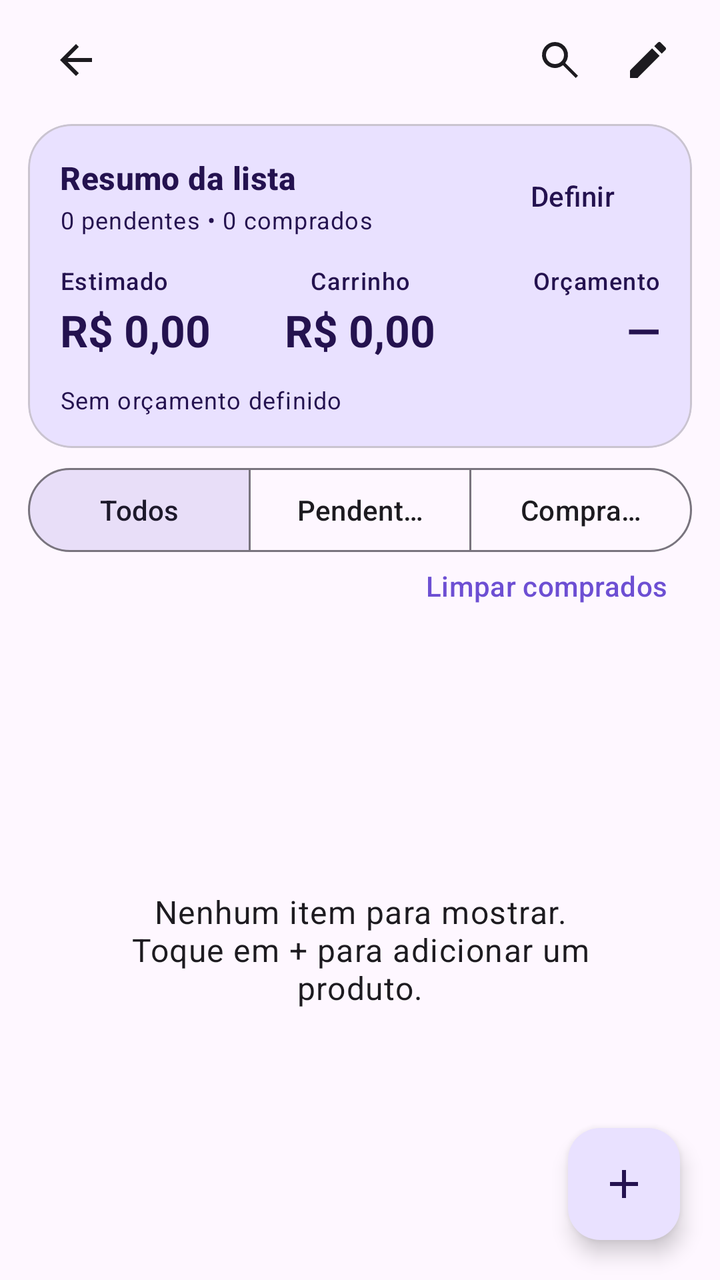
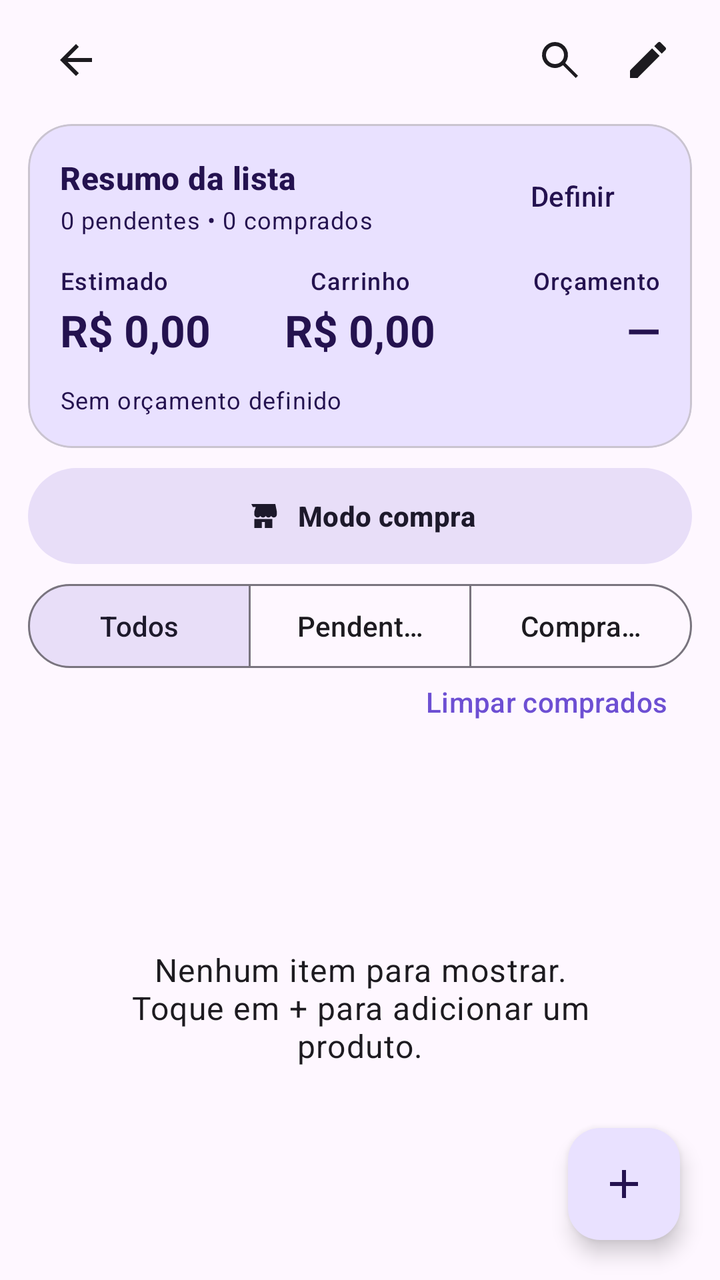

An Android layout rendered at two revisions. The XML below is the earlier revision; the diff shows what the commit changed to produce the second picture.
<!-- AndroidManifest.xml: application theme Theme.ListaMercado -->
<!-- res/layout/activity_list_detail.xml -->
<?xml version="1.0" encoding="utf-8"?>
<androidx.coordinatorlayout.widget.CoordinatorLayout xmlns:android="http://schemas.android.com/apk/res/android"
    xmlns:app="http://schemas.android.com/apk/res-auto"
    android:id="@+id/rootDetail"
    android:layout_width="match_parent"
    android:layout_height="match_parent"
    android:background="?attr/colorSurface">

    <LinearLayout
        android:layout_width="match_parent"
        android:layout_height="match_parent"
        android:orientation="vertical"
        android:paddingStart="14dp"
        android:paddingTop="6dp"
        android:paddingEnd="14dp">

        <LinearLayout
            android:layout_width="match_parent"
            android:layout_height="wrap_content"
            android:gravity="center_vertical"
            android:orientation="horizontal">

            <ImageButton
                android:id="@+id/buttonBack"
                android:layout_width="48dp"
                android:layout_height="48dp"
                android:background="?attr/selectableItemBackgroundBorderless"
                android:contentDescription="Voltar"
                android:padding="12dp"
                android:src="@drawable/ic_back"
                android:tint="?attr/colorOnSurface" />

            <TextView
                android:id="@+id/textListTitle"
                android:layout_width="0dp"
                android:layout_height="wrap_content"
                android:layout_weight="1"
                android:ellipsize="end"
                android:maxLines="1"
                android:textAppearance="@style/TextAppearance.Material3.HeadlineSmall"
                android:textStyle="bold" />

            <ImageButton
                android:id="@+id/buttonSearchItems"
                android:layout_width="44dp"
                android:layout_height="44dp"
                android:background="?attr/selectableItemBackgroundBorderless"
                android:contentDescription="Pesquisar itens"
                android:padding="10dp"
                android:src="@drawable/ic_search"
                android:tint="?attr/colorOnSurface" />

            <ImageButton
                android:id="@+id/buttonRenameList"
                android:layout_width="44dp"
                android:layout_height="44dp"
                android:background="?attr/selectableItemBackgroundBorderless"
                android:contentDescription="Renomear lista"
                android:padding="10dp"
                android:src="@drawable/ic_edit"
                android:tint="?attr/colorOnSurface" />
        </LinearLayout>

        <com.google.android.material.textfield.TextInputLayout
            android:id="@+id/layoutSearchItems"
            style="@style/Widget.Material3.TextInputLayout.FilledBox"
            android:layout_width="match_parent"
            android:layout_height="wrap_content"
            android:layout_marginTop="4dp"
            android:hint="Buscar item ou categoria"
            android:visibility="gone"
            app:boxBackgroundColor="?attr/colorSurfaceVariant"
            app:boxCornerRadiusBottomEnd="18dp"
            app:boxCornerRadiusBottomStart="18dp"
            app:boxCornerRadiusTopEnd="18dp"
            app:boxCornerRadiusTopStart="18dp"
            app:boxStrokeWidth="0dp"
            app:boxStrokeWidthFocused="0dp"
            app:endIconMode="clear_text"
            app:startIconDrawable="@drawable/ic_search">

            <com.google.android.material.textfield.TextInputEditText
                android:id="@+id/inputSearchItems"
                android:layout_width="match_parent"
                android:layout_height="wrap_content"
                android:imeOptions="actionDone"
                android:inputType="text"
                android:maxLines="1" />
        </com.google.android.material.textfield.TextInputLayout>

        <com.google.android.material.card.MaterialCardView
            android:layout_width="match_parent"
            android:layout_height="wrap_content"
            android:layout_marginTop="8dp"
            app:cardBackgroundColor="?attr/colorPrimaryContainer"
            app:cardCornerRadius="22dp"
            app:cardElevation="0dp">

            <LinearLayout
                android:layout_width="match_parent"
                android:layout_height="wrap_content"
                android:orientation="vertical"
                android:padding="16dp">

                <LinearLayout
                    android:layout_width="match_parent"
                    android:layout_height="wrap_content"
                    android:gravity="center_vertical"
                    android:orientation="horizontal">

                    <LinearLayout
                        android:layout_width="0dp"
                        android:layout_height="wrap_content"
                        android:layout_weight="1"
                        android:orientation="vertical">

                        <TextView
                            android:id="@+id/textListSummary"
                            android:layout_width="wrap_content"
                            android:layout_height="wrap_content"
                            android:text="Resumo da lista"
                            android:textAppearance="@style/TextAppearance.Material3.TitleMedium"
                            android:textColor="?attr/colorOnPrimaryContainer"
                            android:textStyle="bold" />

                        <TextView
                            android:id="@+id/textPurchaseStatus"
                            android:layout_width="wrap_content"
                            android:layout_height="wrap_content"
                            android:layout_marginTop="2dp"
                            android:text="0 pendentes • 0 comprados"
                            android:textAppearance="@style/TextAppearance.Material3.BodySmall"
                            android:textColor="?attr/colorOnPrimaryContainer" />
                    </LinearLayout>

                    <com.google.android.material.button.MaterialButton
                        android:id="@+id/buttonBudget"
                        style="@style/Widget.Material3.Button.TextButton"
                        android:layout_width="wrap_content"
                        android:layout_height="36dp"
                        android:insetTop="0dp"
                        android:insetBottom="0dp"
                        android:minHeight="0dp"
                        android:text="Definir"
                        android:textColor="?attr/colorOnPrimaryContainer" />
                </LinearLayout>

                <LinearLayout
                    android:layout_width="match_parent"
                    android:layout_height="wrap_content"
                    android:layout_marginTop="14dp"
                    android:orientation="horizontal">

                    <LinearLayout
                        android:layout_width="0dp"
                        android:layout_height="wrap_content"
                        android:layout_weight="1"
                        android:orientation="vertical">
                        <TextView
                            android:layout_width="wrap_content"
                            android:layout_height="wrap_content"
                            android:text="Estimado"
                            android:textAppearance="@style/TextAppearance.Material3.LabelMedium"
                            android:textColor="?attr/colorOnPrimaryContainer" />
                        <TextView
                            android:id="@+id/textEstimatedTotal"
                            android:layout_width="wrap_content"
                            android:layout_height="wrap_content"
                            android:layout_marginTop="2dp"
                            android:text="R$ 0,00"
                            android:textAppearance="@style/TextAppearance.Material3.TitleLarge"
                            android:textColor="?attr/colorOnPrimaryContainer"
                            android:textStyle="bold" />
                    </LinearLayout>

                    <LinearLayout
                        android:layout_width="0dp"
                        android:layout_height="wrap_content"
                        android:layout_weight="1"
                        android:gravity="center_horizontal"
                        android:orientation="vertical">
                        <TextView
                            android:layout_width="wrap_content"
                            android:layout_height="wrap_content"
                            android:text="Carrinho"
                            android:textAppearance="@style/TextAppearance.Material3.LabelMedium"
                            android:textColor="?attr/colorOnPrimaryContainer" />
                        <TextView
                            android:id="@+id/textCartTotal"
                            android:layout_width="wrap_content"
                            android:layout_height="wrap_content"
                            android:layout_marginTop="2dp"
                            android:text="R$ 0,00"
                            android:textAppearance="@style/TextAppearance.Material3.TitleLarge"
                            android:textColor="?attr/colorOnPrimaryContainer"
                            android:textStyle="bold" />
                    </LinearLayout>

                    <LinearLayout
                        android:layout_width="0dp"
                        android:layout_height="wrap_content"
                        android:layout_weight="1"
                        android:gravity="end"
                        android:orientation="vertical">
                        <TextView
                            android:id="@+id/textBudgetRemainingLabel"
                            android:layout_width="wrap_content"
                            android:layout_height="wrap_content"
                            android:text="Orçamento"
                            android:textAppearance="@style/TextAppearance.Material3.LabelMedium"
                            android:textColor="?attr/colorOnPrimaryContainer" />
                        <TextView
                            android:id="@+id/textBudgetRemaining"
                            android:layout_width="wrap_content"
                            android:layout_height="wrap_content"
                            android:layout_marginTop="2dp"
                            android:text="—"
                            android:textAppearance="@style/TextAppearance.Material3.TitleLarge"
                            android:textColor="?attr/colorOnPrimaryContainer"
                            android:textStyle="bold" />
                    </LinearLayout>
                </LinearLayout>

                <TextView
                    android:id="@+id/textBudgetStatus"
                    android:layout_width="match_parent"
                    android:layout_height="wrap_content"
                    android:layout_marginTop="12dp"
                    android:text="Sem orçamento definido"
                    android:textAppearance="@style/TextAppearance.Material3.BodySmall"
                    android:textColor="?attr/colorOnPrimaryContainer" />

                <com.google.android.material.progressindicator.LinearProgressIndicator
                    android:id="@+id/progressBudget"
                    android:layout_width="match_parent"
                    android:layout_height="wrap_content"
                    android:layout_marginTop="7dp"
                    android:max="100"
                    android:visibility="gone"
                    app:indicatorColor="?attr/colorOnPrimaryContainer"
                    app:trackColor="?attr/colorSurfaceVariant"
                    app:trackCornerRadius="4dp"
                    app:trackThickness="6dp" />
            </LinearLayout>
        </com.google.android.material.card.MaterialCardView>

        <com.google.android.material.button.MaterialButtonToggleGroup
            android:id="@+id/groupFilters"
            android:layout_width="match_parent"
            android:layout_height="42dp"
            android:layout_marginTop="10dp"
            app:checkedButton="@id/buttonAll"
            app:selectionRequired="true"
            app:singleSelection="true">

            <com.google.android.material.button.MaterialButton
                android:id="@+id/buttonAll"
                style="@style/Widget.Material3.Button.OutlinedButton"
                android:layout_width="0dp"
                android:layout_height="42dp"
                android:layout_weight="1"
                android:insetTop="0dp"
                android:insetBottom="0dp"
                android:minHeight="0dp"
                android:text="Todos" />

            <com.google.android.material.button.MaterialButton
                android:id="@+id/buttonPending"
                style="@style/Widget.Material3.Button.OutlinedButton"
                android:layout_width="0dp"
                android:layout_height="42dp"
                android:layout_weight="1"
                android:insetTop="0dp"
                android:insetBottom="0dp"
                android:minHeight="0dp"
                android:text="Pendentes" />

            <com.google.android.material.button.MaterialButton
                android:id="@+id/buttonPurchased"
                style="@style/Widget.Material3.Button.OutlinedButton"
                android:layout_width="0dp"
                android:layout_height="42dp"
                android:layout_weight="1"
                android:insetTop="0dp"
                android:insetBottom="0dp"
                android:minHeight="0dp"
                android:text="Comprados" />
        </com.google.android.material.button.MaterialButtonToggleGroup>

        <com.google.android.material.button.MaterialButton
            android:id="@+id/buttonClearPurchased"
            style="@style/Widget.Material3.Button.TextButton"
            android:layout_width="wrap_content"
            android:layout_height="34dp"
            android:layout_gravity="end"
            android:insetTop="0dp"
            android:insetBottom="0dp"
            android:minHeight="0dp"
            android:text="Limpar comprados" />

        <FrameLayout
            android:layout_width="match_parent"
            android:layout_height="0dp"
            android:layout_weight="1">

            <androidx.recyclerview.widget.RecyclerView
                android:id="@+id/recyclerItems"
                android:layout_width="match_parent"
                android:layout_height="match_parent"
                android:clipToPadding="false"
                android:paddingBottom="88dp" />

            <TextView
                android:id="@+id/textEmptyItems"
                android:layout_width="match_parent"
                android:layout_height="wrap_content"
                android:layout_gravity="center"
                android:gravity="center"
                android:padding="32dp"
                android:text="Nenhum item para mostrar.\nToque em + para adicionar um produto."
                android:textAppearance="@style/TextAppearance.Material3.BodyLarge" />
        </FrameLayout>
    </LinearLayout>

    <com.google.android.material.floatingactionbutton.FloatingActionButton
        android:id="@+id/fabAddItem"
        android:layout_width="wrap_content"
        android:layout_height="wrap_content"
        android:layout_gravity="bottom|end"
        android:layout_margin="20dp"
        android:contentDescription="Adicionar item"
        app:srcCompat="@drawable/ic_add" />
</androidx.coordinatorlayout.widget.CoordinatorLayout>
<!-- resources referenced by this layout -->
<resources>
  <!-- drawable ic_add (drawable) -->
  <vector xmlns:android="http://schemas.android.com/apk/res/android" android:width="24dp" android:height="24dp" android:viewportWidth="24" android:viewportHeight="24">
      <path android:fillColor="@android:color/white" android:pathData="M19,13h-6v6h-2v-6H5v-2h6V5h2v6h6v2z" />
  </vector>
  <!-- drawable ic_back (drawable) -->
  <vector xmlns:android="http://schemas.android.com/apk/res/android" android:width="24dp" android:height="24dp" android:viewportWidth="24" android:viewportHeight="24">
      <path android:fillColor="?attr/colorOnSurface" android:pathData="M20,11H7.83l5.59,-5.59L12,4l-8,8 8,8 1.42,-1.41L7.83,13H20v-2z" />
  </vector>
  <!-- drawable ic_edit (drawable) -->
  <vector xmlns:android="http://schemas.android.com/apk/res/android" android:width="24dp" android:height="24dp" android:viewportWidth="24" android:viewportHeight="24">
      <path android:fillColor="?attr/colorOnSurface" android:pathData="M3,17.25V21h3.75L17.81,9.94l-3.75,-3.75L3,17.25zM20.71,7.04c0.39,-0.39 0.39,-1.02 0,-1.41l-2.34,-2.34a0.9959,0.9959 0,0 0,-1.41,0l-1.83,1.83 3.75,3.75 1.83,-1.83z" />
  </vector>
  <!-- drawable ic_search (drawable) -->
  <vector xmlns:android="http://schemas.android.com/apk/res/android"
      android:width="24dp"
      android:height="24dp"
      android:viewportWidth="24"
      android:viewportHeight="24">
      <path
          android:fillColor="#FF000000"
          android:pathData="M9.5,3a6.5,6.5 0,1 0,3.98 11.64L19.85,21 21,19.85l-6.36,-6.37A6.5,6.5 0,0 0,9.5,3zM9.5,5a4.5,4.5 0,1 1,0 9,4.5 4.5,0 0,1 0,-9z" />
  </vector>
  <style name="Theme.ListaMercado" parent="Theme.Material3.DayNight.NoActionBar">
          <item name="colorPrimary">@color/primary</item>
          <item name="colorOnPrimary">@color/on_primary</item>
          <item name="colorPrimaryContainer">@color/primary_container</item>
          <item name="colorOnPrimaryContainer">@color/on_primary_container</item>
          <item name="colorSecondary">@color/secondary</item>
          <item name="colorOnSecondary">@color/on_secondary</item>
          <item name="colorSecondaryContainer">@color/secondary_container</item>
          <item name="colorOnSecondaryContainer">@color/on_secondary_container</item>
          <item name="android:navigationBarColor">?attr/colorSurface</item>
          <item name="android:statusBarColor">?attr/colorSurface</item>
          <item name="android:windowLightStatusBar" tools:targetApi="m">true</item>
      </style>
  <color name="primary">#6D4FD3</color>
  <color name="on_primary">#FFFFFF</color>
  <color name="primary_container">#E9E1FF</color>
  <color name="on_primary_container">#24124F</color>
  <color name="secondary">#625B71</color>
  <color name="on_secondary">#FFFFFF</color>
  <color name="secondary_container">#E8DEF8</color>
  <color name="on_secondary_container">#1D192B</color>
</resources>

<!-- the commit's change to res/layout/activity_list_detail.xml (unified diff, before → after) -->
@@ -244,6 +244,19 @@
             </LinearLayout>
         </com.google.android.material.card.MaterialCardView>
 
+        <com.google.android.material.button.MaterialButton
+            android:id="@+id/buttonPurchaseMode"
+            style="@style/Widget.Material3.Button.TonalButton"
+            android:layout_width="match_parent"
+            android:layout_height="48dp"
+            android:layout_marginTop="10dp"
+            android:insetTop="0dp"
+            android:insetBottom="0dp"
+            android:text="Modo compra"
+            android:textStyle="bold"
+            app:icon="@drawable/ic_store"
+            app:iconGravity="textStart" />
+
         <com.google.android.material.button.MaterialButtonToggleGroup
             android:id="@+id/groupFilters"
             android:layout_width="match_parent"
<!-- resource entries referenced after the edit -->
@@ -22,6 +22,16 @@
           android:fillColor="#FF000000"
           android:pathData="M9.5,3a6.5,6.5 0,1 0,3.98 11.64L19.85,21 21,19.85l-6.36,-6.37A6.5,6.5 0,0 0,9.5,3zM9.5,5a4.5,4.5 0,1 1,0 9,4.5 4.5,0 0,1 0,-9z" />
   </vector>
+  <!-- drawable ic_store (drawable) -->
+  <vector xmlns:android="http://schemas.android.com/apk/res/android"
+      android:width="24dp"
+      android:height="24dp"
+      android:viewportWidth="24"
+      android:viewportHeight="24">
+      <path
+          android:fillColor="#FF000000"
+          android:pathData="M4,4h16l1,5v2c0,1.1 -0.9,2 -2,2 -0.76,0 -1.42,-0.43 -1.76,-1.06C16.84,12.57 16.17,13 15.4,13c-0.78,0 -1.47,-0.45 -1.8,-1.1C13.26,12.55 12.58,13 11.8,13c-0.77,0 -1.44,-0.43 -1.78,-1.06C9.68,12.57 9.02,13 8.25,13 7.01,13 6,12.1 6,11V9L7,6H5L4,4zM6,14h12v6h-5v-4h-2v4H6v-6z" />
+  </vector>
   <style name="Theme.ListaMercado" parent="Theme.Material3.DayNight.NoActionBar">
           <item name="colorPrimary">@color/primary</item>
           <item name="colorOnPrimary">@color/on_primary</item>
